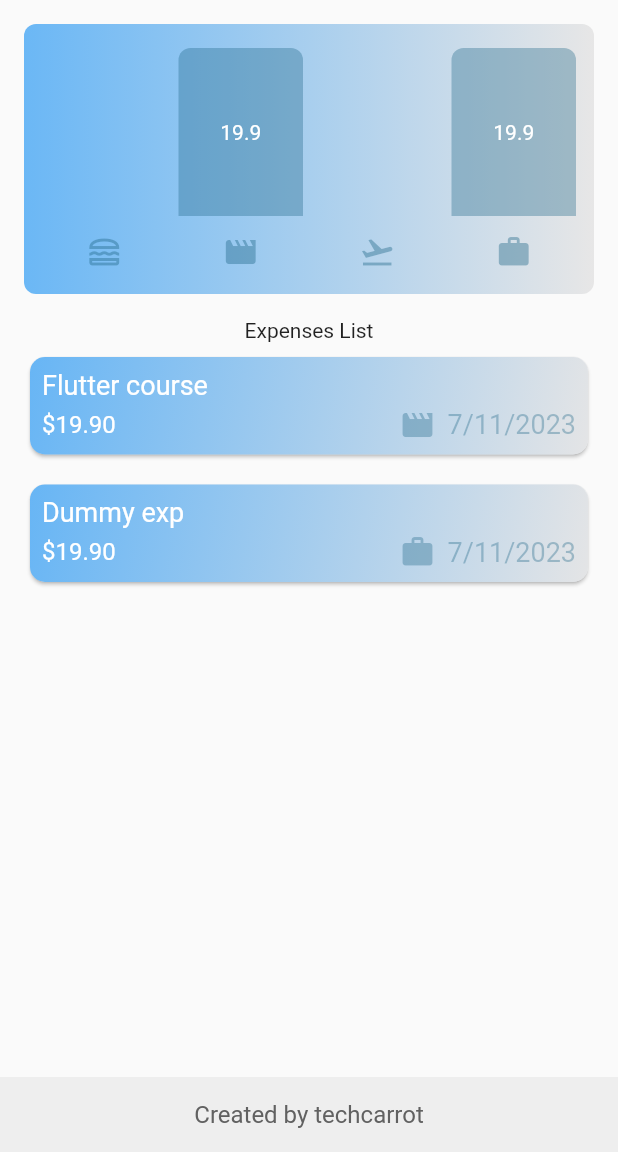
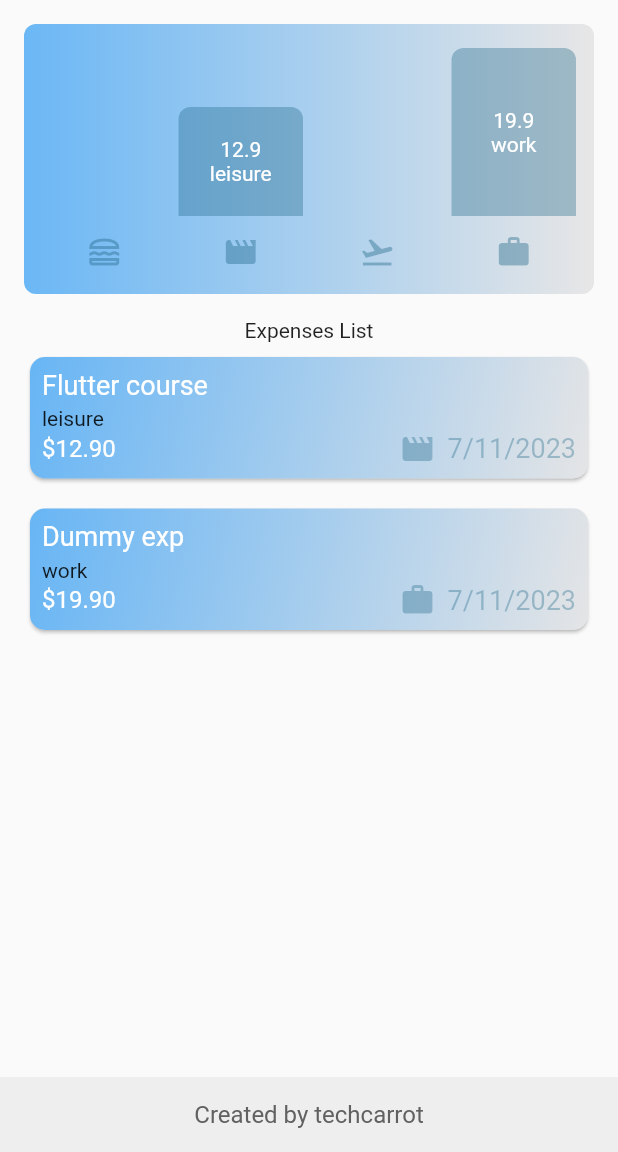
Before and after one commit to DmitrySergienko/expenses_tracker, a Flutter app: the screen it shows after launch, on a phone screen of 412 x 824 dp, the part 84-1236 px from its top. Run offline on Flutter 3.47's test engine with Material 2 defaults, Android fonts, the phone set to English and light mode, and no system bars.

Commit message:
small updates

```diff
--- a/lib/widgets/chart/chart.dart
+++ b/lib/widgets/chart/chart.dart
@@ -65,6 +65,7 @@ class Chart extends StatelessWidget {
                         ? 0
                         : bucket.totalExpenses / maxTotalExpense,
                         labelValue: '${bucket.totalExpenses}',
+                        categoryName: bucket.category.name,
                   )
               ],
             ),
--- a/lib/widgets/chart/chart_bar.dart
+++ b/lib/widgets/chart/chart_bar.dart
@@ -1,16 +1,17 @@
-
 import 'package:flutter/material.dart';
-
 
 class ChartBar extends StatelessWidget {
   const ChartBar({
     Key? key,
-    required this.fill, required this.labelValue,
+    required this.fill,
+    required this.labelValue,
+    required this.categoryName,
   }) : super(key: key);
 
   final double fill;
 
   final String labelValue;
+  final String categoryName;
 
   @override
   Widget build(BuildContext context) {
@@ -33,10 +34,12 @@ class ChartBar extends StatelessWidget {
                     : Theme.of(context).colorScheme.primary.withOpacity(0.35),
               ),
               child: Center(
-                child: Text(
-                    labelValue,
-                    style: TextStyle(color: Colors.white),
-                ),
+                child: Column(
+                  mainAxisAlignment: MainAxisAlignment.center,
+                  children: [
+                  Text(labelValue, style: TextStyle(color: Colors.white)),
+                  Text(categoryName, style: TextStyle(color: Colors.white)),
+                ]),
               ),
             ),
           ),
--- a/lib/widgets/expenses.dart
+++ b/lib/widgets/expenses.dart
@@ -17,7 +17,7 @@ class _ExpensesState extends State<Expenses> {
   final List<Expense> _registredExpences = [
     Expense(
         title: 'Flutter course',
-        amount: 19.9,
+        amount: 12.9,
         date: DateTime.now(),
         categoty: Category.leisure),
     Expense(
--- a/lib/widgets/expenses_list.dart/expense_item.dart
+++ b/lib/widgets/expenses_list.dart/expense_item.dart
@@ -33,15 +33,24 @@ class ExpenseItem extends StatelessWidget {
           child: Column(
             crossAxisAlignment: CrossAxisAlignment.start,
             children: [
+
               Text(expense.title,
                   style: const TextStyle(color: Colors.white, fontSize: 18.0)),
+
               const SizedBox(height: 4),
+
+              Text(expense.categoty.name),
+
               Row(
                 children: [
+
                   Text('\$${expense.amount.toStringAsFixed(2)}',
+
                       style:
                           const TextStyle(color: Colors.white, fontSize: 16.0)),
+
                   const Spacer(),
+
                   Row(
                     children: [
                       Icon(
```
Also changed, not shown: lib/widgets/new_expense.dart (+34 -11 lines).
